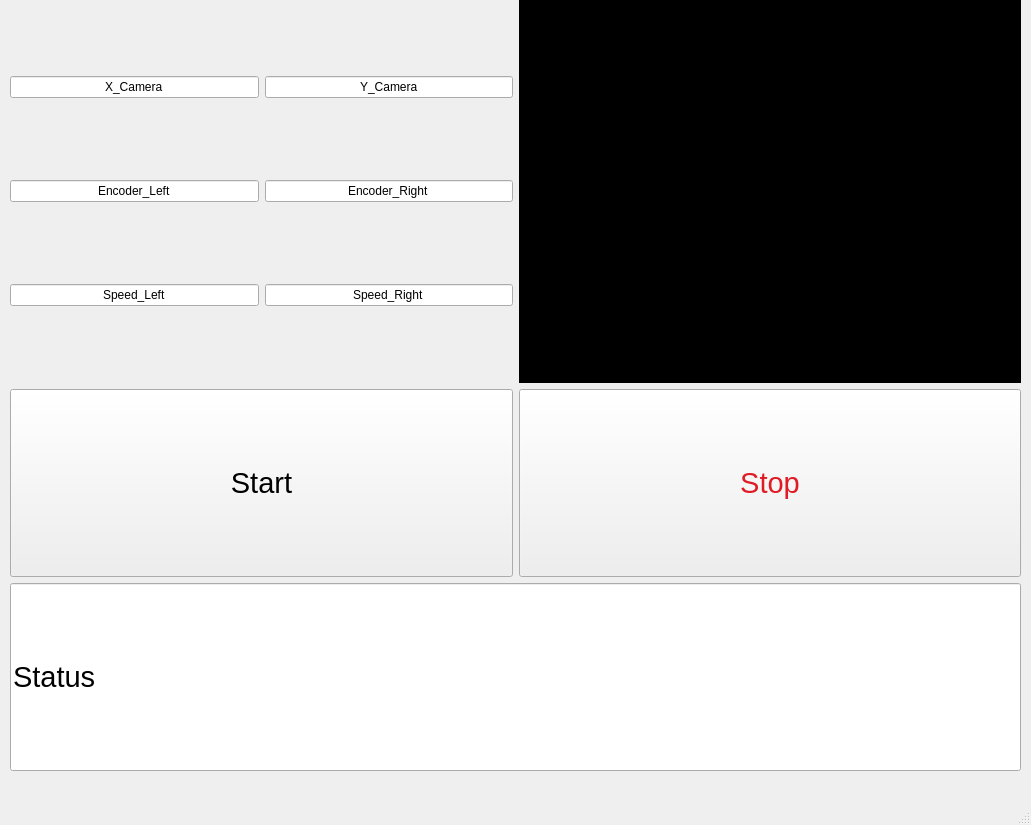
First picture: the form in zumo_robot/Qt/zumorobot.ui, repository valnity98/ZumoRobot, before the edit.
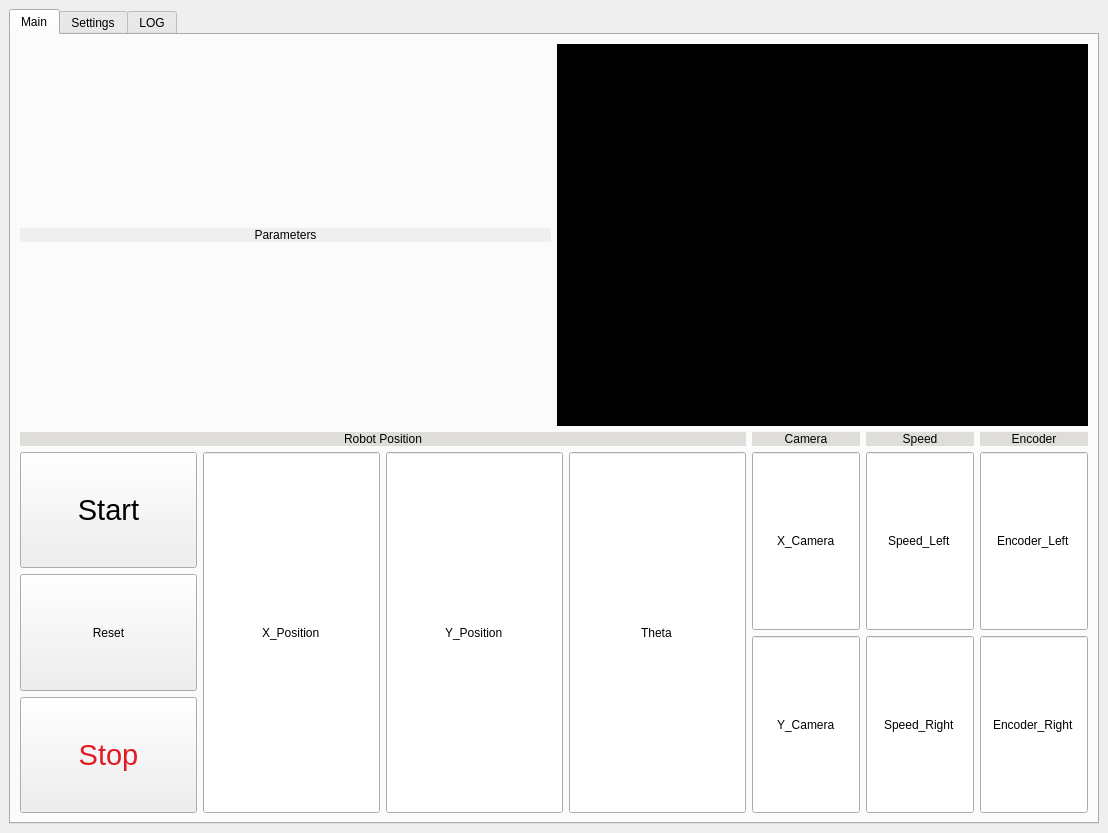
Second picture: the form after the edit. Icons and pictures are not drawn.

The edit to the form file:
```diff
--- a/zumo_robot/Qt/zumorobot.ui
+++ b/zumo_robot/Qt/zumorobot.ui
@@ -6,8 +6,8 @@
    <rect>
     <x>0</x>
     <y>0</y>
-    <width>1031</width>
-    <height>825</height>
+    <width>1108</width>
+    <height>833</height>
    </rect>
   </property>
   <property name="sizePolicy">
@@ -24,142 +24,68 @@
     <normaloff>ICON/mobile-robot-icon.svg</normaloff>ICON/mobile-robot-icon.svg</iconset>
   </property>
   <widget class="QWidget" name="centralwidget">
-   <widget class="QWidget" name="verticalLayoutWidget">
-    <property name="geometry">
-     <rect>
-      <x>10</x>
-      <y>0</y>
-      <width>1011</width>
-      <height>771</height>
-     </rect>
-    </property>
-    <layout class="QVBoxLayout" name="verticalLayout_3">
-     <property name="sizeConstraint">
-      <enum>QLayout::SetDefaultConstraint</enum>
-     </property>
+   <layout class="QVBoxLayout" name="verticalLayout_5">
      <item>
-      <layout class="QHBoxLayout" name="horizontalLayout_4">
-       <item>
-        <layout class="QGridLayout" name="gridLayout">
-         <item row="1" column="0">
-          <widget class="QLineEdit" name="Encoder_Left">
-           <property name="sizePolicy">
-            <sizepolicy hsizetype="Preferred" vsizetype="Fixed">
-             <horstretch>0</horstretch>
-             <verstretch>0</verstretch>
-            </sizepolicy>
-           </property>
-           <property name="text">
-            <string>Encoder_Left</string>
-           </property>
-           <property name="alignment">
-            <set>Qt::AlignCenter</set>
-           </property>
-           <property name="readOnly">
-            <bool>true</bool>
-           </property>
-          </widget>
-         </item>
-         <item row="1" column="1">
-          <widget class="QLineEdit" name="Encoder_Right">
+     <widget class="QTabWidget" name="tabWidget">
+      <property name="tabShape">
+       <enum>QTabWidget::Rounded</enum>
+      </property>
+      <property name="currentIndex">
+       <number>0</number>
+      </property>
+      <property name="tabsClosable">
+       <bool>false</bool>
+      </property>
+      <property name="tabBarAutoHide">
+       <bool>false</bool>
+      </property>
+      <widget class="QWidget" name="MainPage">
+       <attribute name="title">
+        <string>Main</string>
+       </attribute>
+       <layout class="QVBoxLayout" name="verticalLayout_10">
+        <item>
+         <layout class="QVBoxLayout" name="verticalLayout_11">
+          <item>
+           <layout class="QVBoxLayout" name="verticalLayout">
+            <item>
+             <layout class="QHBoxLayout" name="horizontalLayout">
+              <item>
+               <layout class="QVBoxLayout" name="verticalLayout_2">
+                <item>
+                 <widget class="QLabel" name="label">
            <property name="sizePolicy">
-            <sizepolicy hsizetype="Preferred" vsizetype="Fixed">
+                   <sizepolicy hsizetype="Preferred" vsizetype="Maximum">
              <horstretch>0</horstretch>
              <verstretch>0</verstretch>
             </sizepolicy>
            </property>
-           <property name="text">
-            <string>Encoder_Right</string>
-           </property>
-           <property name="alignment">
-            <set>Qt::AlignCenter</set>
-           </property>
-           <property name="readOnly">
+                  <property name="autoFillBackground">
             <bool>true</bool>
            </property>
-          </widget>
-         </item>
-         <item row="0" column="1">
-          <widget class="QLineEdit" name="Y_Camera">
-           <property name="sizePolicy">
-            <sizepolicy hsizetype="Preferred" vsizetype="Fixed">
-             <horstretch>0</horstretch>
-             <verstretch>0</verstretch>
-            </sizepolicy>
+                  <property name="styleSheet">
+                   <string notr="true">font: 14pt &quot;Ubuntu&quot;;</string>
            </property>
            <property name="text">
-            <string>Y_Camera</string>
+                   <string>Parameters</string>
            </property>
            <property name="alignment">
             <set>Qt::AlignCenter</set>
            </property>
-           <property name="readOnly">
-            <bool>true</bool>
-           </property>
-          </widget>
-         </item>
-         <item row="0" column="0">
-          <widget class="QLineEdit" name="X_Camera">
-           <property name="sizePolicy">
-            <sizepolicy hsizetype="Preferred" vsizetype="Fixed">
-             <horstretch>0</horstretch>
-             <verstretch>0</verstretch>
-            </sizepolicy>
-           </property>
-           <property name="toolTip">
-            <string>&lt;html&gt;&lt;head/&gt;&lt;body&gt;&lt;p&gt;&lt;br/&gt;&lt;/p&gt;&lt;/body&gt;&lt;/html&gt;</string>
-           </property>
-           <property name="whatsThis">
-            <string>&lt;html&gt;&lt;head/&gt;&lt;body&gt;&lt;p&gt;&lt;br/&gt;&lt;/p&gt;&lt;/body&gt;&lt;/html&gt;</string>
-           </property>
-           <property name="text">
-            <string>X_Camera</string>
-           </property>
-           <property name="alignment">
-            <set>Qt::AlignCenter</set>
-           </property>
-           <property name="readOnly">
-            <bool>true</bool>
-           </property>
-          </widget>
-         </item>
-         <item row="2" column="0">
-          <widget class="QLineEdit" name="Speed_Left">
-           <property name="sizePolicy">
-            <sizepolicy hsizetype="Preferred" vsizetype="Preferred">
-             <horstretch>0</horstretch>
-             <verstretch>0</verstretch>
-            </sizepolicy>
-           </property>
-           <property name="text">
-            <string>Speed_Left</string>
-           </property>
-           <property name="alignment">
-            <set>Qt::AlignCenter</set>
-           </property>
-           <property name="readOnly">
-            <bool>true</bool>
-           </property>
-          </widget>
-         </item>
-         <item row="2" column="1">
-          <widget class="QLineEdit" name="Speed_Right">
-           <property name="sizePolicy">
-            <sizepolicy hsizetype="Preferred" vsizetype="Fixed">
-             <horstretch>0</horstretch>
-             <verstretch>0</verstretch>
-            </sizepolicy>
-           </property>
-           <property name="text">
-            <string>Speed_Right</string>
-           </property>
-           <property name="alignment">
-            <set>Qt::AlignCenter</set>
-           </property>
-           <property name="readOnly">
-            <bool>true</bool>
-           </property>
-          </widget>
+                 </widget>
+                </item>
+                <item>
+                 <layout class="QHBoxLayout" name="horizontalLayout_2">
+                  <item>
+                   <layout class="QVBoxLayout" name="verticalLayout_12"/>
+                  </item>
+                  <item>
+                   <layout class="QVBoxLayout" name="verticalLayout_13"/>
+                  </item>
+                  <item>
+                   <layout class="QVBoxLayout" name="verticalLayout_15"/>
+                  </item>
+                 </layout>
          </item>
         </layout>
        </item>
@@ -168,9 +94,15 @@
          <property name="sizePolicy">
           <sizepolicy hsizetype="Preferred" vsizetype="Preferred">
            <horstretch>0</horstretch>
-           <verstretch>100</verstretch>
-          </sizepolicy>
-         </property>
+                  <verstretch>0</verstretch>
+                 </sizepolicy>
+                </property>
+                <property name="maximumSize">
+                 <size>
+                  <width>16777215</width>
+                  <height>557</height>
+                 </size>
+                </property>
          <property name="styleSheet">
           <string notr="true">background-color: rgb(0, 0, 0);</string>
          </property>
@@ -181,20 +113,51 @@
        </item>
       </layout>
      </item>
+           </layout>
+          </item>
      <item>
       <layout class="QVBoxLayout" name="verticalLayout_4">
        <property name="sizeConstraint">
         <enum>QLayout::SetMinimumSize</enum>
        </property>
        <item>
-        <layout class="QHBoxLayout" name="horizontalLayout_5">
+             <layout class="QHBoxLayout" name="horizontalLayout_3">
+              <item>
+               <layout class="QVBoxLayout" name="verticalLayout_8">
+                <item>
+                 <widget class="QLabel" name="positionlabel">
+                  <property name="sizePolicy">
+                   <sizepolicy hsizetype="Preferred" vsizetype="Maximum">
+                    <horstretch>0</horstretch>
+                    <verstretch>0</verstretch>
+                   </sizepolicy>
+                  </property>
+                  <property name="autoFillBackground">
+                   <bool>false</bool>
+                  </property>
+                  <property name="styleSheet">
+                   <string notr="true">font: 14pt &quot;Ubuntu&quot;;
+background-color: rgb(222, 221, 218);</string>
+                  </property>
+                  <property name="text">
+                   <string>Robot Position</string>
+                  </property>
+                  <property name="alignment">
+                   <set>Qt::AlignCenter</set>
+                  </property>
+                 </widget>
+                </item>
+                <item>
+                 <layout class="QHBoxLayout" name="horizontalLayout_4">
+                  <item>
+                   <layout class="QVBoxLayout" name="verticalLayout_9">
          <property name="sizeConstraint">
           <enum>QLayout::SetDefaultConstraint</enum>
          </property>
          <item>
           <widget class="QPushButton" name="Start_PushButton">
            <property name="sizePolicy">
-            <sizepolicy hsizetype="MinimumExpanding" vsizetype="Preferred">
+                       <sizepolicy hsizetype="Expanding" vsizetype="Preferred">
              <horstretch>0</horstretch>
              <verstretch>0</verstretch>
             </sizepolicy>
@@ -209,6 +172,22 @@
            </property>
           </widget>
          </item>
+                    <item>
+                     <widget class="QPushButton" name="Reset_PushButton">
+                      <property name="sizePolicy">
+                       <sizepolicy hsizetype="Expanding" vsizetype="Preferred">
+                        <horstretch>0</horstretch>
+                        <verstretch>0</verstretch>
+                       </sizepolicy>
+                      </property>
+                      <property name="styleSheet">
+                       <string notr="true">font: 22pt &quot;Ubuntu&quot;;</string>
+                      </property>
+                      <property name="text">
+                       <string>Reset</string>
+                      </property>
+                     </widget>
+                    </item>
          <item>
           <widget class="QPushButton" name="Stop_PushButton">
            <property name="sizePolicy">
@@ -236,63 +215,323 @@
         </layout>
        </item>
        <item>
-        <widget class="QLineEdit" name="Status_LineEdit">
+                   <widget class="QLineEdit" name="x_position">
          <property name="sizePolicy">
-          <sizepolicy hsizetype="MinimumExpanding" vsizetype="Preferred">
+                     <sizepolicy hsizetype="Expanding" vsizetype="Preferred">
            <horstretch>0</horstretch>
            <verstretch>0</verstretch>
           </sizepolicy>
          </property>
-         <property name="minimumSize">
-          <size>
-           <width>0</width>
-           <height>184</height>
-          </size>
-         </property>
-         <property name="maximumSize">
-          <size>
-           <width>16777215</width>
-           <height>16777215</height>
-          </size>
-         </property>
-         <property name="font">
-          <font>
-           <pointsize>22</pointsize>
-          </font>
-         </property>
-         <property name="mouseTracking">
+                    <property name="text">
+                     <string>X_Position</string>
+                    </property>
+                    <property name="alignment">
+                     <set>Qt::AlignCenter</set>
+                    </property>
+                    <property name="readOnly">
+                     <bool>true</bool>
+                    </property>
+                   </widget>
+                  </item>
+                  <item>
+                   <widget class="QLineEdit" name="y_position">
+                    <property name="sizePolicy">
+                     <sizepolicy hsizetype="Expanding" vsizetype="Preferred">
+                      <horstretch>0</horstretch>
+                      <verstretch>0</verstretch>
+                     </sizepolicy>
+                    </property>
+                    <property name="text">
+                     <string>Y_Position</string>
+                    </property>
+                    <property name="alignment">
+                     <set>Qt::AlignCenter</set>
+                    </property>
+                    <property name="readOnly">
+                     <bool>true</bool>
+                    </property>
+                   </widget>
+                  </item>
+                  <item>
+                   <widget class="QLineEdit" name="Theta">
+                    <property name="sizePolicy">
+                     <sizepolicy hsizetype="Expanding" vsizetype="Preferred">
+                      <horstretch>0</horstretch>
+                      <verstretch>0</verstretch>
+                     </sizepolicy>
+                    </property>
+                    <property name="text">
+                     <string>Theta</string>
+                    </property>
+                    <property name="alignment">
+                     <set>Qt::AlignCenter</set>
+                    </property>
+                    <property name="readOnly">
+                     <bool>true</bool>
+                    </property>
+                   </widget>
+                  </item>
+                 </layout>
+                </item>
+               </layout>
+              </item>
+              <item>
+               <layout class="QVBoxLayout" name="verticalLayout_7">
+                <item>
+                 <widget class="QLabel" name="cameralabel">
+                  <property name="sizePolicy">
+                   <sizepolicy hsizetype="Preferred" vsizetype="Maximum">
+                    <horstretch>0</horstretch>
+                    <verstretch>0</verstretch>
+                   </sizepolicy>
+                  </property>
+                  <property name="autoFillBackground">
           <bool>false</bool>
          </property>
-         <property name="inputMethodHints">
-          <set>Qt::ImhNone</set>
-         </property>
+                  <property name="styleSheet">
+                   <string notr="true">font: 14pt &quot;Ubuntu&quot;;
+background-color: rgb(222, 221, 218);</string>
+                  </property>
+                  <property name="frameShadow">
+                   <enum>QFrame::Raised</enum>
+                  </property>
+                  <property name="lineWidth">
+                   <number>1</number>
+                  </property>
+                  <property name="midLineWidth">
+                   <number>0</number>
+                  </property>
          <property name="text">
-          <string>Status</string>
-         </property>
+                   <string>Camera</string>
+                  </property>
+                  <property name="textFormat">
+                   <enum>Qt::AutoText</enum>
+                  </property>
+                  <property name="alignment">
+                   <set>Qt::AlignCenter</set>
+                  </property>
+                 </widget>
+                </item>
+                <item>
+                 <widget class="QLineEdit" name="X_Camera">
+                  <property name="sizePolicy">
+                   <sizepolicy hsizetype="Preferred" vsizetype="Preferred">
+                    <horstretch>0</horstretch>
+                    <verstretch>0</verstretch>
+                   </sizepolicy>
+                  </property>
+                  <property name="toolTip">
+                   <string>&lt;html&gt;&lt;head/&gt;&lt;body&gt;&lt;p&gt;&lt;br/&gt;&lt;/p&gt;&lt;/body&gt;&lt;/html&gt;</string>
+                  </property>
+                  <property name="whatsThis">
+                   <string>&lt;html&gt;&lt;head/&gt;&lt;body&gt;&lt;p&gt;&lt;br/&gt;&lt;/p&gt;&lt;/body&gt;&lt;/html&gt;</string>
+                  </property>
+                  <property name="text">
+                   <string>X_Camera</string>
+                  </property>
+                  <property name="alignment">
+                   <set>Qt::AlignCenter</set>
+                  </property>
          <property name="readOnly">
           <bool>true</bool>
          </property>
-         <property name="clearButtonEnabled">
+                 </widget>
+                </item>
+                <item>
+                 <widget class="QLineEdit" name="Y_Camera">
+                  <property name="sizePolicy">
+                   <sizepolicy hsizetype="Preferred" vsizetype="Preferred">
+                    <horstretch>0</horstretch>
+                    <verstretch>0</verstretch>
+                   </sizepolicy>
+                  </property>
+                  <property name="autoFillBackground">
           <bool>false</bool>
          </property>
+                  <property name="text">
+                   <string>Y_Camera</string>
+                  </property>
+                  <property name="alignment">
+                   <set>Qt::AlignCenter</set>
+                  </property>
+                  <property name="readOnly">
+                   <bool>true</bool>
+                  </property>
         </widget>
        </item>
       </layout>
      </item>
-    </layout>
-   </widget>
-  </widget>
-  <widget class="QMenuBar" name="menubar">
+              <item>
+               <layout class="QVBoxLayout" name="verticalLayout_6">
+                <item>
+                 <widget class="QLabel" name="speedlabel">
+                  <property name="sizePolicy">
+                   <sizepolicy hsizetype="Preferred" vsizetype="Maximum">
+                    <horstretch>0</horstretch>
+                    <verstretch>0</verstretch>
+                   </sizepolicy>
+                  </property>
+                  <property name="autoFillBackground">
+                   <bool>false</bool>
+                  </property>
+                  <property name="styleSheet">
+                   <string notr="true">font: 14pt &quot;Ubuntu&quot;;
+background-color: rgb(222, 221, 218);</string>
+                  </property>
+                  <property name="text">
+                   <string>Speed</string>
+                  </property>
+                  <property name="alignment">
+                   <set>Qt::AlignCenter</set>
+                  </property>
+                 </widget>
+                </item>
+                <item>
+                 <widget class="QLineEdit" name="Speed_Left">
+                  <property name="sizePolicy">
+                   <sizepolicy hsizetype="Preferred" vsizetype="Preferred">
+                    <horstretch>0</horstretch>
+                    <verstretch>0</verstretch>
+                   </sizepolicy>
+                  </property>
+                  <property name="text">
+                   <string>Speed_Left</string>
+                  </property>
+                  <property name="alignment">
+                   <set>Qt::AlignCenter</set>
+                  </property>
+                  <property name="readOnly">
+                   <bool>true</bool>
+                  </property>
+                 </widget>
+                </item>
+                <item>
+                 <widget class="QLineEdit" name="Speed_Right">
+                  <property name="sizePolicy">
+                   <sizepolicy hsizetype="Preferred" vsizetype="Preferred">
+                    <horstretch>0</horstretch>
+                    <verstretch>0</verstretch>
+                   </sizepolicy>
+                  </property>
+                  <property name="text">
+                   <string>Speed_Right</string>
+                  </property>
+                  <property name="alignment">
+                   <set>Qt::AlignCenter</set>
+                  </property>
+                  <property name="readOnly">
+                   <bool>true</bool>
+                  </property>
+                 </widget>
+                </item>
+               </layout>
+              </item>
+              <item>
+               <layout class="QVBoxLayout" name="verticalLayout_3">
+                <item>
+                 <widget class="QLabel" name="encoderlabel">
+                  <property name="sizePolicy">
+                   <sizepolicy hsizetype="Preferred" vsizetype="Maximum">
+                    <horstretch>0</horstretch>
+                    <verstretch>0</verstretch>
+                   </sizepolicy>
+                  </property>
+                  <property name="autoFillBackground">
+                   <bool>false</bool>
+                  </property>
+                  <property name="styleSheet">
+                   <string notr="true">font: 14pt &quot;Ubuntu&quot;;
+background-color: rgb(222, 221, 218);</string>
+                  </property>
+                  <property name="text">
+                   <string>Encoder</string>
+                  </property>
+                  <property name="alignment">
+                   <set>Qt::AlignCenter</set>
+                  </property>
+                 </widget>
+                </item>
+                <item>
+                 <widget class="QLineEdit" name="Encoder_Left">
+                  <property name="sizePolicy">
+                   <sizepolicy hsizetype="Preferred" vsizetype="Preferred">
+                    <horstretch>0</horstretch>
+                    <verstretch>0</verstretch>
+                   </sizepolicy>
+                  </property>
+                  <property name="text">
+                   <string>Encoder_Left</string>
+                  </property>
+                  <property name="alignment">
+                   <set>Qt::AlignCenter</set>
+                  </property>
+                  <property name="readOnly">
+                   <bool>true</bool>
+                  </property>
+                 </widget>
+                </item>
+                <item>
+                 <widget class="QLineEdit" name="Encoder_Right">
+                  <property name="sizePolicy">
+                   <sizepolicy hsizetype="Preferred" vsizetype="Preferred">
+                    <horstretch>0</horstretch>
+                    <verstretch>0</verstretch>
+                   </sizepolicy>
+                  </property>
+                  <property name="text">
+                   <string>Encoder_Right</string>
+                  </property>
+                  <property name="alignment">
+                   <set>Qt::AlignCenter</set>
+                  </property>
+                  <property name="readOnly">
+                   <bool>true</bool>
+                  </property>
+                 </widget>
+                </item>
+               </layout>
+              </item>
+             </layout>
+            </item>
+           </layout>
+          </item>
+         </layout>
+        </item>
+       </layout>
+      </widget>
+      <widget class="QWidget" name="Settings">
+       <attribute name="title">
+        <string>Settings</string>
+       </attribute>
+      </widget>
+      <widget class="QWidget" name="tab">
+       <attribute name="title">
+        <string>LOG</string>
+       </attribute>
+       <widget class="QPlainTextEdit" name="plainTextEdit">
    <property name="geometry">
     <rect>
      <x>0</x>
-     <y>0</y>
-     <width>1031</width>
-     <height>22</height>
-    </rect>
-   </property>
-  </widget>
-  <widget class="QStatusBar" name="statusbar"/>
+          <y>10</y>
+          <width>1081</width>
+          <height>771</height>
+         </rect>
+        </property>
+        <property name="sizePolicy">
+         <sizepolicy hsizetype="MinimumExpanding" vsizetype="MinimumExpanding">
+          <horstretch>0</horstretch>
+          <verstretch>0</verstretch>
+         </sizepolicy>
+        </property>
+        <property name="plainText">
+         <string/>
+        </property>
+       </widget>
+      </widget>
+     </widget>
+    </item>
+   </layout>
+  </widget>
  </widget>
  <resources/>
  <connections/>
```
Lines whose indentation alone changed are shown as unchanged.
